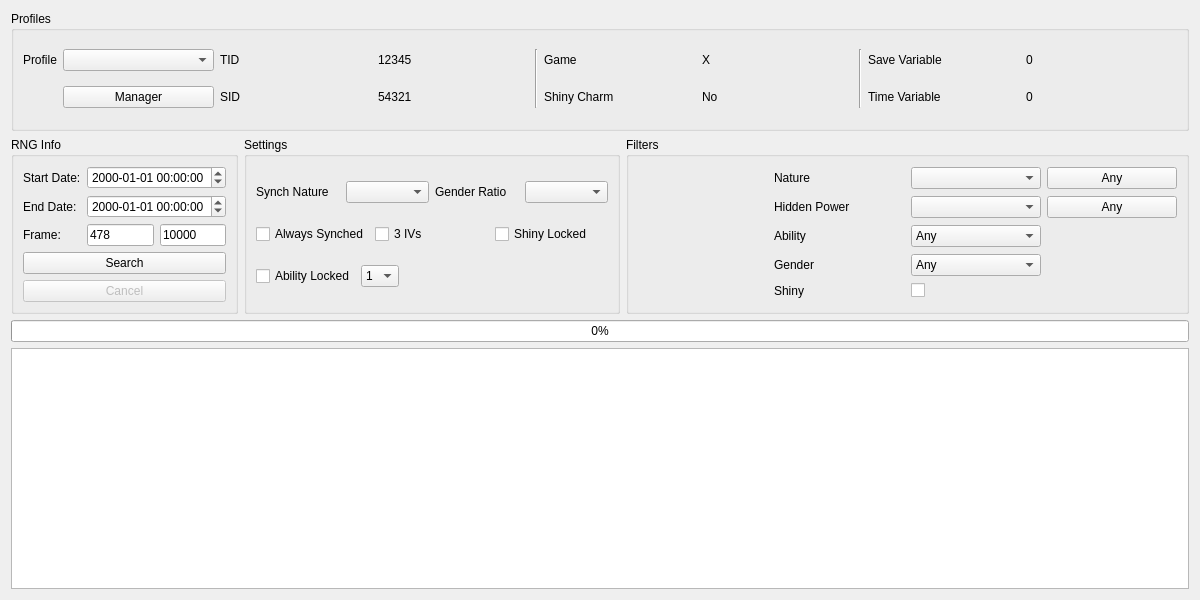
The window that Source/Forms/Gen6/Stationary6.ui (Admiral-Fish/3DSTimeFinder) describes before a commit, drawn with Qt 5.
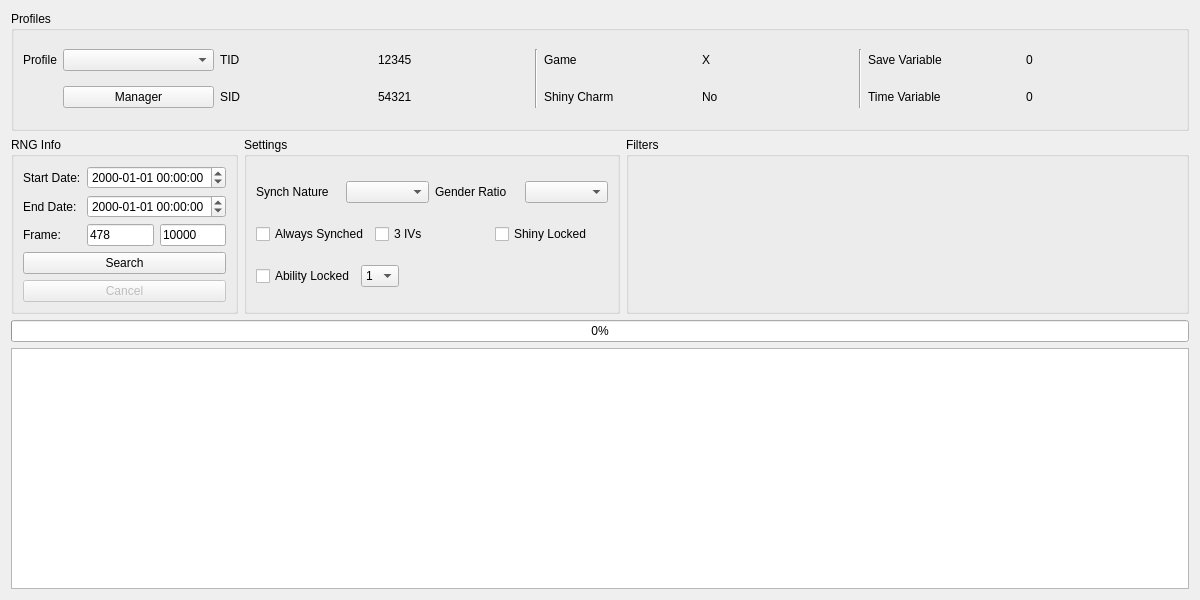
The same window after the commit. Custom widgets are drawn as their Qt base class.

Commit message:
Show PID/EC and add more shiny filtering
Fixes #3
Fixes #9

Diff of the .ui file:
```diff
--- a/Source/Forms/Gen6/Stationary6.ui
+++ b/Source/Forms/Gen6/Stationary6.ui
@@ -352,116 +352,8 @@
       <string>Filters</string>
      </property>
      <layout class="QGridLayout" name="gridLayout_11">
-      <item row="0" column="0" rowspan="5">
-       <widget class="IVFilter" name="ivFilter" native="true"/>
-      </item>
-      <item row="0" column="1">
-       <widget class="QLabel" name="labelNature">
-        <property name="frameShape">
-         <enum>QFrame::NoFrame</enum>
-        </property>
-        <property name="text">
-         <string>Nature</string>
-        </property>
-       </widget>
-      </item>
-      <item row="0" column="2">
-       <widget class="CheckList" name="comboBoxNature"/>
-      </item>
-      <item row="0" column="3">
-       <widget class="QPushButton" name="pushButtonAnyNature">
-        <property name="text">
-         <string>Any</string>
-        </property>
-       </widget>
-      </item>
-      <item row="1" column="1">
-       <widget class="QLabel" name="labelHiddenPower">
-        <property name="text">
-         <string>Hidden Power</string>
-        </property>
-       </widget>
-      </item>
-      <item row="1" column="2">
-       <widget class="CheckList" name="comboBoxHiddenPower"/>
-      </item>
-      <item row="1" column="3">
-       <widget class="QPushButton" name="pushButtonAnyHiddenPower">
-        <property name="text">
-         <string>Any</string>
-        </property>
-       </widget>
-      </item>
-      <item row="2" column="1">
-       <widget class="QLabel" name="labelAbility">
-        <property name="text">
-         <string>Ability</string>
-        </property>
-       </widget>
-      </item>
-      <item row="2" column="2">
-       <widget class="ComboBox" name="comboBoxAbility">
-        <item>
-         <property name="text">
-          <string>Any</string>
-         </property>
-        </item>
-        <item>
-         <property name="text">
-          <string notr="true">1</string>
-         </property>
-        </item>
-        <item>
-         <property name="text">
-          <string notr="true">2</string>
-         </property>
-        </item>
-        <item>
-         <property name="text">
-          <string notr="true">H</string>
-         </property>
-        </item>
-       </widget>
-      </item>
-      <item row="3" column="1">
-       <widget class="QLabel" name="labelGender">
-        <property name="text">
-         <string>Gender</string>
-        </property>
-       </widget>
-      </item>
-      <item row="3" column="2">
-       <widget class="ComboBox" name="comboBoxGender">
-        <item>
-         <property name="text">
-          <string>Any</string>
-         </property>
-        </item>
-        <item>
-         <property name="text">
-          <string notr="true">♂</string>
-         </property>
-        </item>
-        <item>
-         <property name="text">
-          <string notr="true">♀</string>
-         </property>
-        </item>
-       </widget>
-      </item>
-      <item row="4" column="1">
-       <widget class="QLabel" name="labelShiny">
-        <property name="text">
-         <string>Shiny</string>
-        </property>
-       </widget>
-      </item>
-      <item row="4" column="2">
-       <widget class="QCheckBox" name="checkBoxShiny">
-        <property name="text">
-         <string/>
-        </property>
-       </widget>
+      <item row="0" column="0" rowspan="2">
+       <widget class="Filter" name="filter" native="true"/>
       </item>
      </layout>
     </widget>
@@ -502,20 +394,6 @@
    <extends>QTableView</extends>
    <header>Forms/Controls/TableView.hpp</header>
   </customwidget>
-  <customwidget>
-   <class>IVFilter</class>
-   <extends>QWidget</extends>
-   <header>Forms/Controls/IVFilter.hpp</header>
-   <container>1</container>
-  </customwidget>
-  <customwidget>
-   <class>CheckList</class>
-   <extends>QComboBox</extends>
-   <header>Forms/Controls/CheckList.hpp</header>
-   <slots>
-    <slot>resetChecks()</slot>
-   </slots>
-  </customwidget>
   <customwidget>
    <class>ComboBox</class>
    <extends>QComboBox</extends>
@@ -526,6 +404,12 @@
    <extends>QDateTimeEdit</extends>
    <header>Forms/Controls/DateTimeEdit.hpp</header>
   </customwidget>
+  <customwidget>
+   <class>Filter</class>
+   <extends>QWidget</extends>
+   <header>Forms/Controls/Filter.hpp</header>
+   <container>1</container>
+  </customwidget>
  </customwidgets>
  <tabstops>
   <tabstop>comboBoxProfiles</tabstop>
```
Left out of the diff: 42 changed lines with no effect on the pictures. The commit also changes 35 other files.
